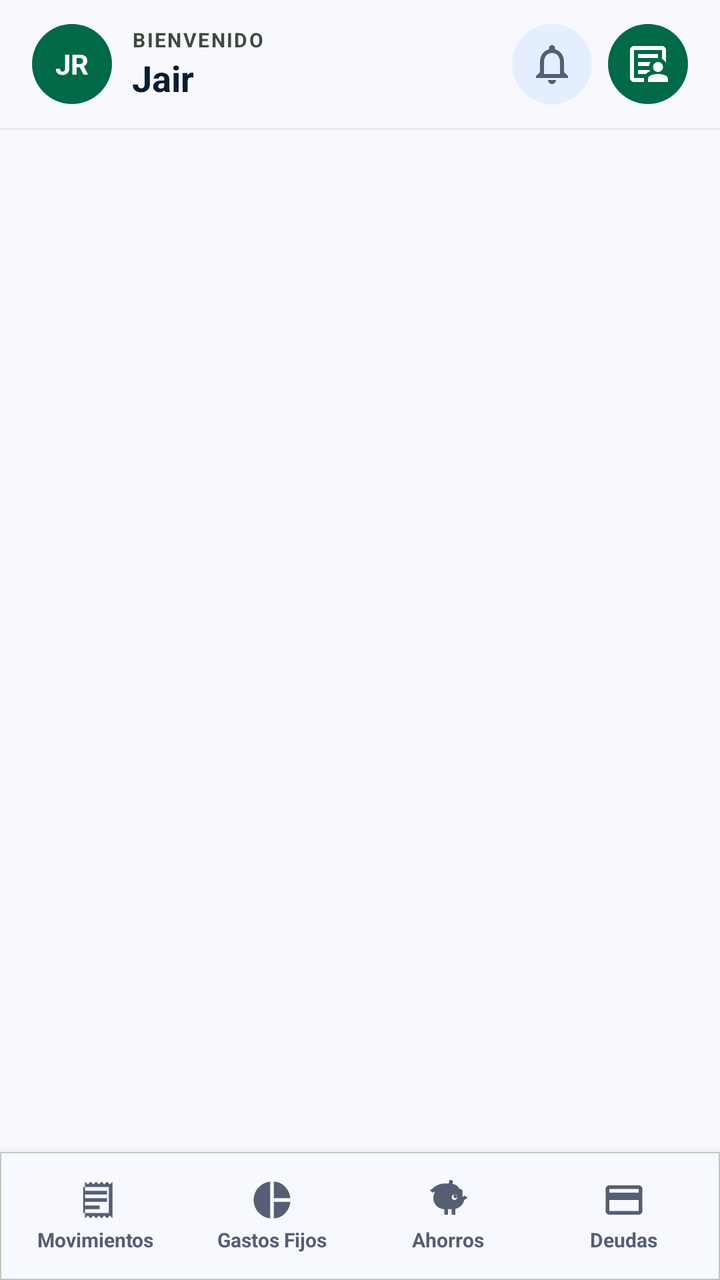
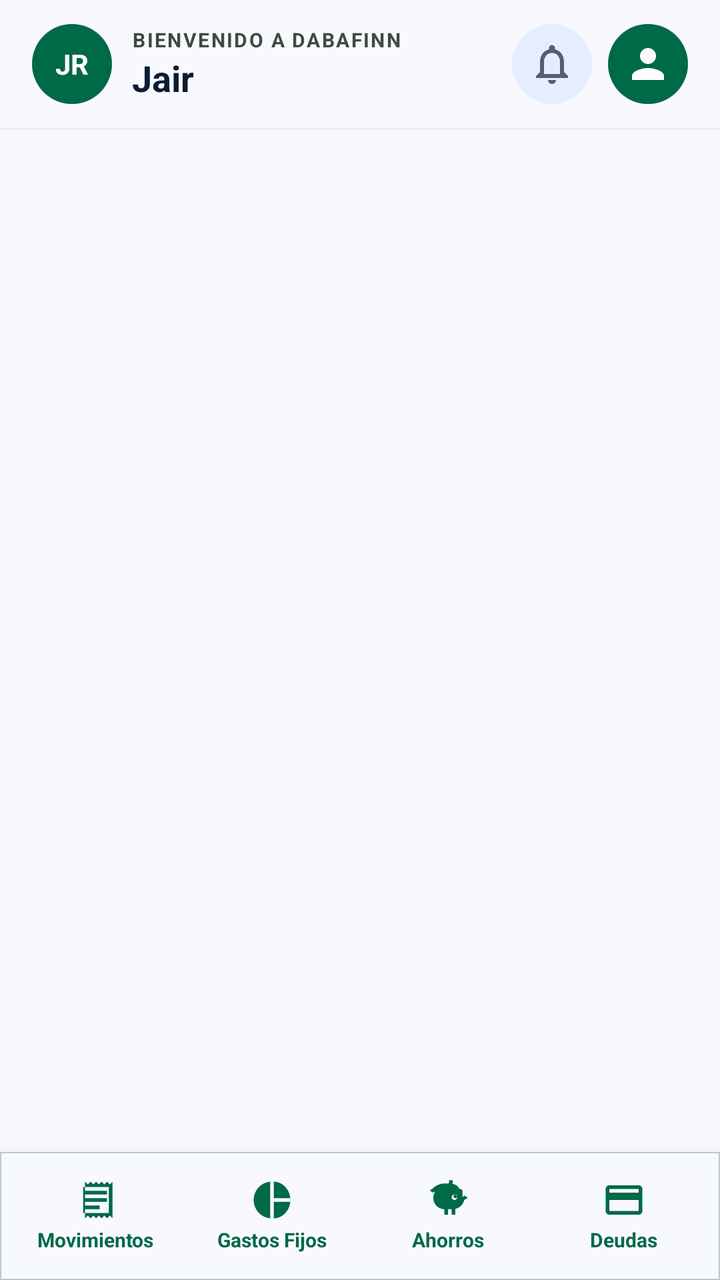

An Android layout rendered at two revisions. The XML below is the earlier revision; the diff shows what the commit changed to produce the second picture.
<!-- AndroidManifest.xml: application theme Theme.MyLittleFinanControl -->
<!-- res/layout/activity_main.xml -->
<?xml version="1.0" encoding="utf-8"?>
<RelativeLayout
    xmlns:android="http://schemas.android.com/apk/res/android"
    xmlns:app="http://schemas.android.com/apk/res-auto"
    xmlns:tools="http://schemas.android.com/tools"
    android:id="@+id/main"
    android:layout_width="match_parent"
    android:layout_height="match_parent"
    android:background="@color/surface_bg"
    android:fitsSystemWindows="true"
    tools:context=".MainActivity">

    
    <RelativeLayout
        android:id="@+id/toolbarRL"
        android:layout_width="match_parent"
        android:layout_height="64dp"
        android:background="@color/surface_bg"
        android:elevation="1dp"
        android:paddingHorizontal="16dp">

        
        <LinearLayout
            android:id="@+id/ll_header_usuario"
            android:layout_width="wrap_content"
            android:layout_height="wrap_content"
            android:layout_alignParentStart="true"
            android:layout_centerVertical="true"
            android:clickable="true"
            android:focusable="true"
            android:gravity="center_vertical"
            android:orientation="horizontal">

            
            <FrameLayout
                android:id="@+id/fl_avatar_header"
                android:layout_width="40dp"
                android:layout_height="40dp"
                android:clickable="true"
                android:focusable="true"
                android:background="@drawable/circle_primary_bg"
                android:backgroundTint="@color/primary_emerald">

                <TextView
                    android:id="@+id/iv_avatar_icono"
                    android:layout_width="match_parent"
                    android:layout_height="match_parent"
                    android:clickable="true"
                    android:focusable="true"
                    android:gravity="center"
                    android:text="JR"
                    android:textColor="@android:color/white"
                    android:textSize="14sp"
                    android:textStyle="bold" />
            </FrameLayout>

            <LinearLayout
                android:layout_width="wrap_content"
                android:layout_height="wrap_content"
                android:layout_marginStart="10dp"
                android:orientation="vertical">

                <TextView
                    android:id="@+id/tv_header_subtitulo"
                    android:layout_width="wrap_content"
                    android:layout_height="wrap_content"
                    android:letterSpacing="0.08"
                    android:text="BIENVENIDO"
                    android:textColor="@color/text_variant"
                    android:textSize="10sp"
                    android:textStyle="bold" />

                <TextView
                    android:id="@+id/app_name"
                    android:layout_width="wrap_content"
                    android:layout_height="wrap_content"
                    android:text="Jair"
                    android:textColor="@color/text_primary"
                    android:textSize="18sp"
                    android:textStyle="bold" />
            </LinearLayout>
        </LinearLayout>

        
        <LinearLayout
            android:layout_width="wrap_content"
            android:layout_height="wrap_content"
            android:layout_alignParentEnd="true"
            android:layout_centerVertical="true"
            android:gravity="center_vertical"
            android:orientation="horizontal">

            <ImageButton
                android:id="@+id/btn_notificaciones"
                android:layout_width="40dp"
                android:layout_height="40dp"
                android:background="@drawable/circle_primary_bg"
                android:backgroundTint="@color/surface_container"
                android:contentDescription="Notificaciones"
                android:padding="10dp"
                android:src="@drawable/ic_notification"
                app:tint="@color/text_secondary" />

            <ImageButton
                android:id="@+id/btnPerfilToolbar"
                android:layout_width="40dp"
                android:layout_height="40dp"
                android:layout_marginStart="8dp"
                android:background="@drawable/circle_primary_bg"
                android:backgroundTint="@color/primary_emerald"
                android:contentDescription="Perfil de usuario"
                android:padding="10dp"
                android:src="@drawable/ic_perfil"
                app:tint="@android:color/white" />
        </LinearLayout>

    </RelativeLayout>

    
    <FrameLayout
        android:id="@+id/fragmentoFL"
        android:layout_width="match_parent"
        android:layout_height="match_parent"
        android:layout_above="@id/bottom_nav_container"
        android:layout_below="@id/toolbarRL" />


    
    <com.google.android.material.card.MaterialCardView
        android:id="@+id/bottom_nav_container"
        android:layout_width="match_parent"
        android:layout_height="64dp"
        android:layout_alignParentBottom="true"
        app:cardBackgroundColor="@color/surface_bg"
        app:cardCornerRadius="0dp"
        app:cardElevation="8dp"
        app:strokeColor="@color/outline_variant"
        app:strokeWidth="0.5dp">

        <LinearLayout
            android:layout_width="match_parent"
            android:layout_height="match_parent"
            android:gravity="center_vertical"
            android:orientation="horizontal"
            android:paddingHorizontal="4dp">

            
            <LinearLayout
                android:id="@+id/nav_movimientos"
                android:layout_width="0dp"
                android:layout_height="match_parent"
                android:layout_weight="1"
                android:clickable="true"
                android:focusable="true"
                android:gravity="center"
                android:orientation="vertical">

                <ImageView
                    android:id="@+id/iv_nav_movimientos"
                    android:layout_width="22dp"
                    android:layout_height="22dp"
                    android:src="@drawable/ic_receipt_long"
                    app:tint="@color/text_secondary" />

                <TextView
                    android:id="@+id/tv_nav_movimientos"
                    android:layout_width="wrap_content"
                    android:layout_height="wrap_content"
                    android:layout_marginTop="2dp"
                    android:text="Movimientos"
                    android:textColor="@color/text_secondary"
                    android:textSize="10sp"
                    android:textStyle="bold" />
            </LinearLayout>

            
            <LinearLayout
                android:id="@+id/nav_gastos_fijos"
                android:layout_width="0dp"
                android:layout_height="match_parent"
                android:layout_weight="1"
                android:clickable="true"
                android:focusable="true"
                android:gravity="center"
                android:orientation="vertical">

                <ImageView
                    android:id="@+id/iv_nav_gastos_fijos"
                    android:layout_width="22dp"
                    android:layout_height="22dp"
                    android:src="@drawable/ic_pie_chart"
                    app:tint="@color/text_secondary" />

                <TextView
                    android:id="@+id/tv_nav_gastos_fijos"
                    android:layout_width="wrap_content"
                    android:layout_height="wrap_content"
                    android:layout_marginTop="2dp"
                    android:text="Gastos Fijos"
                    android:textColor="@color/text_secondary"
                    android:textSize="10sp"
                    android:textStyle="bold" />
            </LinearLayout>

            
            <LinearLayout
                android:id="@+id/nav_ahorros"
                android:layout_width="0dp"
                android:layout_height="match_parent"
                android:layout_weight="1"
                android:clickable="true"
                android:focusable="true"
                android:gravity="center"
                android:orientation="vertical">

                <ImageView
                    android:id="@+id/iv_nav_ahorros"
                    android:layout_width="22dp"
                    android:layout_height="22dp"
                    android:src="@drawable/ic_savings"
                    app:tint="@color/text_secondary" />

                <TextView
                    android:id="@+id/tv_nav_ahorros"
                    android:layout_width="wrap_content"
                    android:layout_height="wrap_content"
                    android:layout_marginTop="2dp"
                    android:text="Ahorros"
                    android:textColor="@color/text_secondary"
                    android:textSize="10sp"
                    android:textStyle="bold" />
            </LinearLayout>

            
            <LinearLayout
                android:id="@+id/nav_deudas"
                android:layout_width="0dp"
                android:layout_height="match_parent"
                android:layout_weight="1"
                android:clickable="true"
                android:focusable="true"
                android:gravity="center"
                android:orientation="vertical">

                <ImageView
                    android:id="@+id/iv_nav_deudas"
                    android:layout_width="22dp"
                    android:layout_height="22dp"
                    android:src="@drawable/ic_credit_card"
                    app:tint="@color/text_secondary" />

                <TextView
                    android:id="@+id/tv_nav_deudas"
                    android:layout_width="wrap_content"
                    android:layout_height="wrap_content"
                    android:layout_marginTop="2dp"
                    android:text="Deudas"
                    android:textColor="@color/text_secondary"
                    android:textSize="10sp"
                    android:textStyle="bold" />
            </LinearLayout>

        </LinearLayout>
    </com.google.android.material.card.MaterialCardView>

</RelativeLayout>
<!-- resources referenced by this layout -->
<resources>
  <color name="outline_variant">#BCCAC0</color>
  <color name="primary_emerald">#006948</color>
  <color name="surface_bg">#F8F9FF</color>
  <color name="surface_container">#E5EEFF</color>
  <color name="text_primary">#0B1C30</color>
  <color name="text_secondary">#565E74</color>
  <color name="text_variant">#3D4A42</color>
  <!-- drawable circle_primary_bg (drawable) -->
  <?xml version="1.0" encoding="utf-8"?>
  <shape xmlns:android="http://schemas.android.com/apk/res/android"
      android:shape="oval">
      <solid android:color="?attr/colorPrimary" />
  </shape>
  <!-- drawable ic_credit_card (drawable) -->
  <vector xmlns:android="http://schemas.android.com/apk/res/android"
      android:width="24dp"
      android:height="24dp"
      android:viewportWidth="24"
      android:viewportHeight="24">
      <path
          android:fillColor="@android:color/white"
          android:pathData="M20,4H4c-1.11,0 -1.99,0.89 -1.99,2L2,18c0,1.11 0.89,2 2,2h16c1.11,0 2,-0.89 2,-2V6c0,-1.11 -0.89,-2 -2,-2zm0,14H4v-6h16v6zm0,-10H4V6h16v2z"/>
  </vector>
  <!-- drawable ic_perfil (drawable) -->
  <vector xmlns:android="http://schemas.android.com/apk/res/android" android:height="24dp" android:tint="#000000" android:viewportHeight="960" android:viewportWidth="960" android:width="24dp">
        
      <path android:fillColor="@android:color/white" android:pathData="M200,760L200,760Q200,760 200,760Q200,760 200,760L200,200Q200,200 200,200Q200,200 200,200L200,200Q200,200 200,200Q200,200 200,200L200,379Q200,370 200,365Q200,360 200,360Q200,360 200,412.5Q200,465 200,540Q200,563 200,585Q200,607 200,627Q200,644 200,675Q200,706 200,760ZM280,520L501,520Q503,498 511,478Q519,458 531,440L280,440L280,520ZM280,680L437,680Q454,660 476,647.5Q498,635 522,627Q518,621 515,614Q512,607 510,600L280,600L280,680ZM280,360L680,360Q680,360 680,360Q680,360 680,360L680,280L280,280L280,360ZM200,840Q167,840 143.5,816.5Q120,793 120,760L120,200Q120,167 143.5,143.5Q167,120 200,120L760,120Q793,120 816.5,143.5Q840,167 840,200L840,458Q826,432 806,412Q786,392 760,379L760,200Q760,200 760,200Q760,200 760,200L200,200Q200,200 200,200Q200,200 200,200L200,760Q200,760 200,760Q200,760 200,760L402,760Q401,766 400.5,772Q400,778 400,784L400,840L200,840ZM680,640Q638,640 609,611Q580,582 580,540Q580,498 609,469Q638,440 680,440Q722,440 751,469Q780,498 780,540Q780,582 751,611Q722,640 680,640ZM480,840L480,784Q480,760 492.5,739.5Q505,719 528,710Q564,695 602.5,687.5Q641,680 680,680Q719,680 757.5,687.5Q796,695 832,710Q855,719 867.5,739.5Q880,760 880,784L880,840L480,840Z"/>
      
  </vector>
  <!-- drawable ic_pie_chart (drawable) -->
  <vector xmlns:android="http://schemas.android.com/apk/res/android"
      android:width="24dp"
      android:height="24dp"
      android:viewportWidth="24"
      android:viewportHeight="24">
      <path
          android:fillColor="@android:color/white"
          android:pathData="M11,2v20c-5.07,-0.5 -9,-4.79 -9,-10s3.93,-9.5 9,-10zm2,0v8.99L21.99,11C21.46,5.92 17.51,2 13,2zm0,11.01V22c4.51,0 8.46,-3.92 8.99,-9h-8.99z"/>
  </vector>
  <style name="Theme.MyLittleFinanControl" parent="Base.Theme.MyLittleFinanControl" />
  <color name="surface_container_low">#EFF4FF</color>
  <color name="secondary_container">#DAE2FD</color>
  <color name="on_secondary_container">#5C647A</color>
  <color name="income_green_bg">#85F8C4</color>
  <color name="badge_paid_text">#002114</color>
  <color name="border_subtle">#BCCAC0</color>
  <color name="surface_card">#FFFFFF</color>
  <color name="surface_variant">#D3E4FE</color>
  <color name="expense_red">#BA1A1A</color>
  <color name="expense_red_bg">#FFDAD6</color>
  <color name="on_expense_red">#93000A</color>
  <color name="surface_container_high">#DCE9FF</color>
  <color name="surface_container_highest">#D3E4FE</color>
  <!-- unchanged entries left out for length: 4 -->
</resources>

<!-- the commit's change to res/layout/activity_main.xml (unified diff, before → after) -->
@@ -65,7 +65,7 @@
                     android:layout_width="wrap_content"
                     android:layout_height="wrap_content"
                     android:letterSpacing="0.08"
-                    android:text="BIENVENIDO"
+                    android:text="BIENVENIDO A DABAFINN"
                     android:textColor="@color/text_variant"
                     android:textSize="10sp"
                     android:textStyle="bold" />
@@ -110,7 +110,7 @@
                 android:backgroundTint="@color/primary_emerald"
                 android:contentDescription="Perfil de usuario"
                 android:padding="10dp"
-                android:src="@drawable/ic_perfil"
+                android:src="@drawable/ic_person"
                 app:tint="@android:color/white" />
         </LinearLayout>
 
@@ -160,7 +160,7 @@
                     android:layout_width="22dp"
                     android:layout_height="22dp"
                     android:src="@drawable/ic_receipt_long"
-                    app:tint="@color/text_secondary" />
+                    app:tint="@color/primary_emerald" />
 
                 <TextView
                     android:id="@+id/tv_nav_movimientos"
@@ -168,7 +168,7 @@
                     android:layout_height="wrap_content"
                     android:layout_marginTop="2dp"
                     android:text="Movimientos"
-                    android:textColor="@color/text_secondary"
+                    android:textColor="@color/primary_emerald"
                     android:textSize="10sp"
                     android:textStyle="bold" />
             </LinearLayout>
@@ -189,7 +189,7 @@
                     android:layout_width="22dp"
                     android:layout_height="22dp"
                     android:src="@drawable/ic_pie_chart"
-                    app:tint="@color/text_secondary" />
+                    app:tint="@color/primary_emerald" />
 
                 <TextView
                     android:id="@+id/tv_nav_gastos_fijos"
@@ -197,7 +197,7 @@
                     android:layout_height="wrap_content"
                     android:layout_marginTop="2dp"
                     android:text="Gastos Fijos"
-                    android:textColor="@color/text_secondary"
+                    android:textColor="@color/primary_emerald"
                     android:textSize="10sp"
                     android:textStyle="bold" />
             </LinearLayout>
@@ -218,7 +218,7 @@
                     android:layout_width="22dp"
                     android:layout_height="22dp"
                     android:src="@drawable/ic_savings"
-                    app:tint="@color/text_secondary" />
+                    app:tint="@color/primary_emerald" />
 
                 <TextView
                     android:id="@+id/tv_nav_ahorros"
@@ -226,7 +226,7 @@
                     android:layout_height="wrap_content"
                     android:layout_marginTop="2dp"
                     android:text="Ahorros"
-                    android:textColor="@color/text_secondary"
+                    android:textColor="@color/primary_emerald"
                     android:textSize="10sp"
                     android:textStyle="bold" />
             </LinearLayout>
@@ -247,7 +247,7 @@
                     android:layout_width="22dp"
                     android:layout_height="22dp"
                     android:src="@drawable/ic_credit_card"
-                    app:tint="@color/text_secondary" />
+                    app:tint="@color/primary_emerald" />
 
                 <TextView
                     android:id="@+id/tv_nav_deudas"
@@ -255,7 +255,7 @@
                     android:layout_height="wrap_content"
                     android:layout_marginTop="2dp"
                     android:text="Deudas"
-                    android:textColor="@color/text_secondary"
+                    android:textColor="@color/primary_emerald"
                     android:textSize="10sp"
                     android:textStyle="bold" />
             </LinearLayout>
<!-- resource entries referenced after the edit -->
@@ -23,11 +23,15 @@
           android:fillColor="@android:color/white"
           android:pathData="M20,4H4c-1.11,0 -1.99,0.89 -1.99,2L2,18c0,1.11 0.89,2 2,2h16c1.11,0 2,-0.89 2,-2V6c0,-1.11 -0.89,-2 -2,-2zm0,14H4v-6h16v6zm0,-10H4V6h16v2z"/>
   </vector>
-  <!-- drawable ic_perfil (drawable) -->
-  <vector xmlns:android="http://schemas.android.com/apk/res/android" android:height="24dp" android:tint="#000000" android:viewportHeight="960" android:viewportWidth="960" android:width="24dp">
-        
-      <path android:fillColor="@android:color/white" android:pathData="M200,760L200,760Q200,760 200,760Q200,760 200,760L200,200Q200,200 200,200Q200,200 200,200L200,200Q200,200 200,200Q200,200 200,200L200,379Q200,370 200,365Q200,360 200,360Q200,360 200,412.5Q200,465 200,540Q200,563 200,585Q200,607 200,627Q200,644 200,675Q200,706 200,760ZM280,520L501,520Q503,498 511,478Q519,458 531,440L280,440L280,520ZM280,680L437,680Q454,660 476,647.5Q498,635 522,627Q518,621 515,614Q512,607 510,600L280,600L280,680ZM280,360L680,360Q680,360 680,360Q680,360 680,360L680,280L280,280L280,360ZM200,840Q167,840 143.5,816.5Q120,793 120,760L120,200Q120,167 143.5,143.5Q167,120 200,120L760,120Q793,120 816.5,143.5Q840,167 840,200L840,458Q826,432 806,412Q786,392 760,379L760,200Q760,200 760,200Q760,200 760,200L200,200Q200,200 200,200Q200,200 200,200L200,760Q200,760 200,760Q200,760 200,760L402,760Q401,766 400.5,772Q400,778 400,784L400,840L200,840ZM680,640Q638,640 609,611Q580,582 580,540Q580,498 609,469Q638,440 680,440Q722,440 751,469Q780,498 780,540Q780,582 751,611Q722,640 680,640ZM480,840L480,784Q480,760 492.5,739.5Q505,719 528,710Q564,695 602.5,687.5Q641,680 680,680Q719,680 757.5,687.5Q796,695 832,710Q855,719 867.5,739.5Q880,760 880,784L880,840L480,840Z"/>
-      
+  <!-- drawable ic_person (drawable) -->
+  <vector xmlns:android="http://schemas.android.com/apk/res/android"
+      android:width="24dp"
+      android:height="24dp"
+      android:viewportWidth="24"
+      android:viewportHeight="24">
+    <path
+        android:fillColor="@android:color/white"
+        android:pathData="M12,12c2.21,0 4,-1.79 4,-4s-1.79,-4 -4,-4 -4,1.79 -4,4 1.79,4 4,4zM12,14c-2.67,0 -8,1.34 -8,4v2h16v-2c0,-2.66 -5.33,-4 -8,-4z"/>
   </vector>
   <!-- drawable ic_pie_chart (drawable) -->
   <vector xmlns:android="http://schemas.android.com/apk/res/android"
